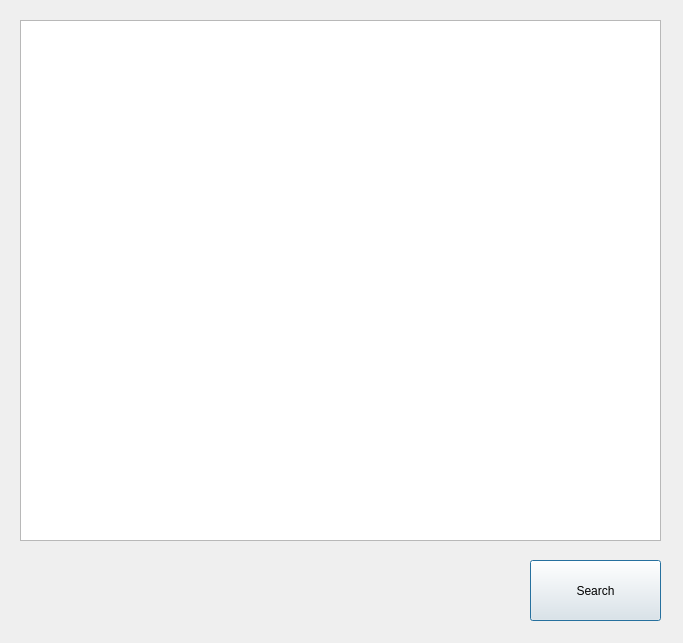
Qt form UI/ui_folder/Impacted_List.ui (723poil/CIMS_project) before a commit.
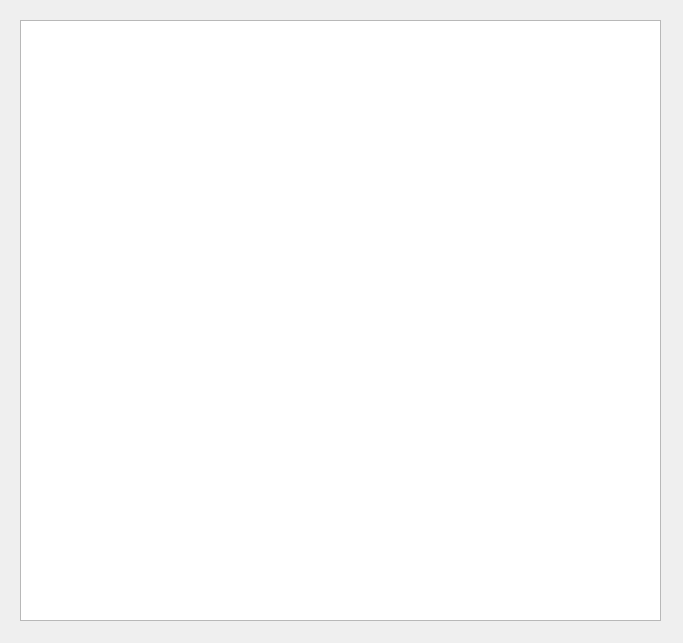
The same form after that commit.

```diff
--- a/UI/ui_folder/Impacted_List.ui
+++ b/UI/ui_folder/Impacted_List.ui
@@ -13,26 +13,13 @@
   <property name="windowTitle">
    <string>Impacted Place List</string>
   </property>
-  <widget class="QPushButton" name="SearchButton">
-   <property name="geometry">
-    <rect>
-     <x>530</x>
-     <y>560</y>
-     <width>131</width>
-     <height>61</height>
-    </rect>
-   </property>
-   <property name="text">
-    <string>Search</string>
-   </property>
-  </widget>
   <widget class="QListWidget" name="listWidget">
    <property name="geometry">
     <rect>
      <x>20</x>
      <y>20</y>
      <width>641</width>
-     <height>521</height>
+     <height>601</height>
     </rect>
    </property>
    <property name="font">
```
